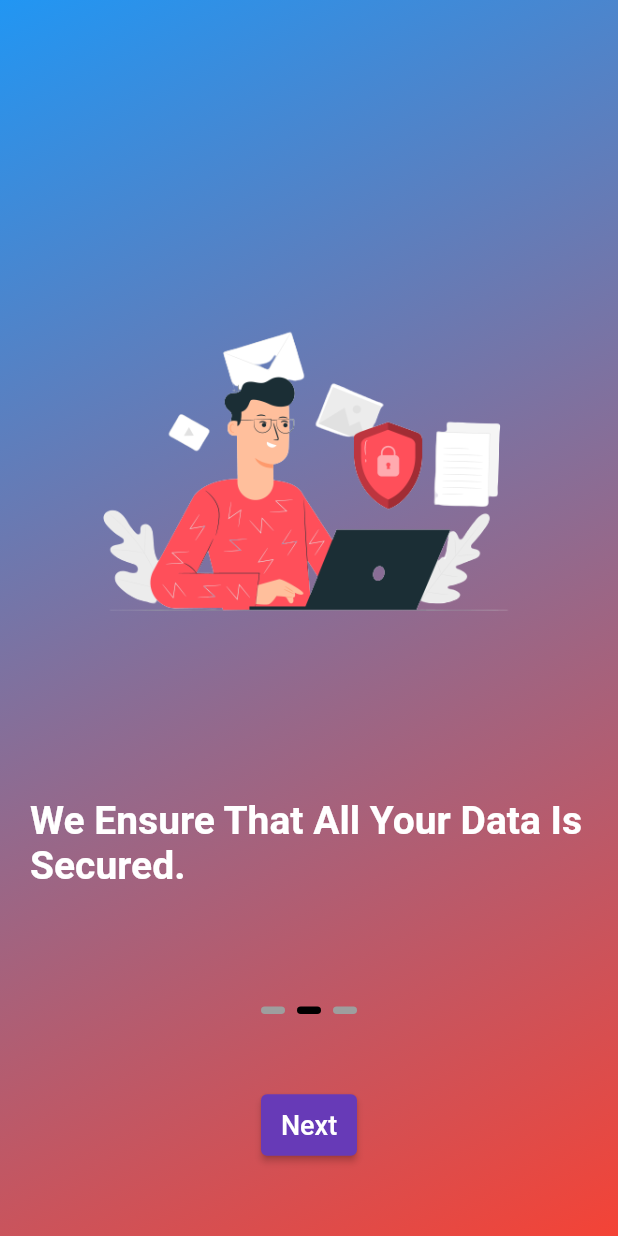
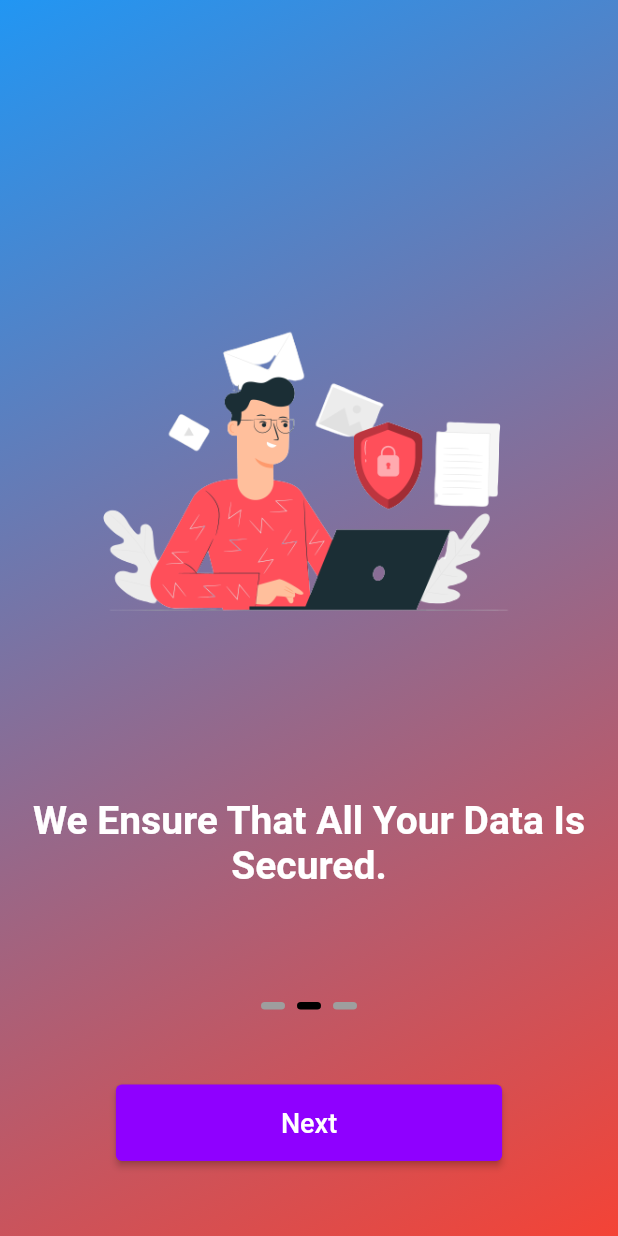
Before and after one commit to Adiwait4it04/Notes-App, a Flutter app: the screen it shows after launch, after a tap on "Next", on a phone screen of 412 x 824 dp. Run offline on Flutter 3.47's test engine with Material 2 defaults, Android fonts, the phone set to English and light mode, and no system bars; drawn by our look-alikes of smooth_page_indicator; our stand-ins replace google_fonts.

Commit message:
2nd commit

```diff
--- a/lib/onboardingsreens/screen1.dart
+++ b/lib/onboardingsreens/screen1.dart
@@ -38,7 +38,8 @@ class Screen1 extends StatelessWidget {
                   padding: const EdgeInsets.all(20.0),
                   child: Container(
                     child: Text(
-                      " Keep All Your Notes at One Place",
+                      " Keep All Your Notes at One Place.",
+                      textAlign: TextAlign.center,
                       style: GoogleFonts.roboto(
                         fontWeight: FontWeight.bold,
                         color: Colors.white,
--- a/lib/onboardingsreens/screen2.dart
+++ b/lib/onboardingsreens/screen2.dart
@@ -40,6 +40,7 @@ class Screen2 extends StatelessWidget {
                     child: Center(
                       child: Text(
                         "We Ensure That All Your Data Is Secured.",
+                        textAlign: TextAlign.center,
                         style: GoogleFonts.roboto(
                           fontWeight: FontWeight.bold,
                           color: Colors.white,
--- a/lib/onboardingsreens/screen3.dart
+++ b/lib/onboardingsreens/screen3.dart
@@ -40,6 +40,7 @@ class Screen3 extends StatelessWidget {
                     child: Center(
                       child: Text(
                         "Lets Begin Something Great With Us!",
+                        textAlign: TextAlign.center,
                         style: GoogleFonts.roboto(
                           fontWeight: FontWeight.bold,
                           color: Colors.white,
--- a/lib/screens/OnBoarding.dart
+++ b/lib/screens/OnBoarding.dart
@@ -1,4 +1,6 @@
 // ignore_for_file: unused_import, prefer_const_constructors
+
+import 'dart:math';
 
 import 'package:flutter/material.dart';
 import 'package:project1/onboardingsreens/screen1.dart';
@@ -24,7 +26,8 @@ class _OnBoardingState extends State<OnBoarding> {
   );
   @override
   Widget build(BuildContext context) {
-    return Scaffold(
+    return SafeArea(
+      child: Scaffold(
         body: Stack(
           children: [
             PageView(
@@ -57,13 +60,14 @@ class _OnBoardingState extends State<OnBoarding> {
                     padding: const EdgeInsets.all(50.0),
                     child: ElevatedButton(
                         style: ElevatedButton.styleFrom(
-                        backgroundColor: Colors.deepPurple,
-                        padding: EdgeInsets.all(10),
+                          backgroundColor: Color(0xFF8F00FF),
+                          padding: const EdgeInsets.only(
+                              left: 110, right: 110, top: 15, bottom: 15),
                         ),
                         onPressed: () {
                           _controller.nextPage(
                               duration: Duration(milliseconds: 200),
-                            curve: Curves.bounceInOut);
+                              curve: Curves.easeIn);
                           if (onLastPage) {
                             Navigator.pushReplacement(
                               context,
@@ -90,6 +94,7 @@ class _OnBoardingState extends State<OnBoarding> {
             )
           ],
         ),
+      ),
     );
   }
 }
```
Lines whose indentation alone changed are shown as unchanged.
